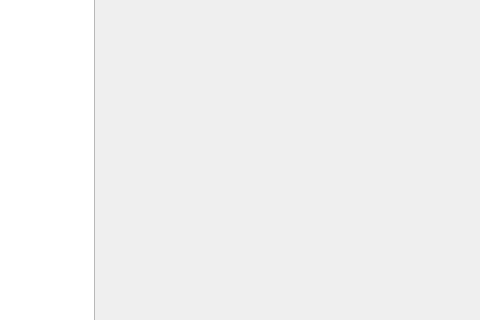
Before: the Qt Designer form ui/bqbgl.ui in qiancao1/chun_bai_ling, drawn with Qt 5; both pictures show x 116 to 596 and y 119 to 439 of the 912 by 587 pixel window.
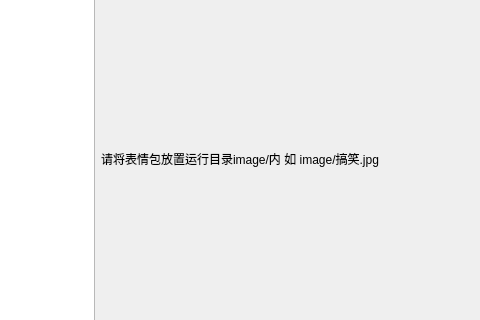
After: the same form once the commit is applied.

```diff
--- a/ui/bqbgl.ui
+++ b/ui/bqbgl.ui
@@ -46,7 +46,7 @@
      <item>
       <widget class="QLabel" name="label">
        <property name="text">
-        <string/>
+        <string>请将表情包放置运行目录image/内 如 image/搞笑.jpg</string>
        </property>
       </widget>
      </item>
```
